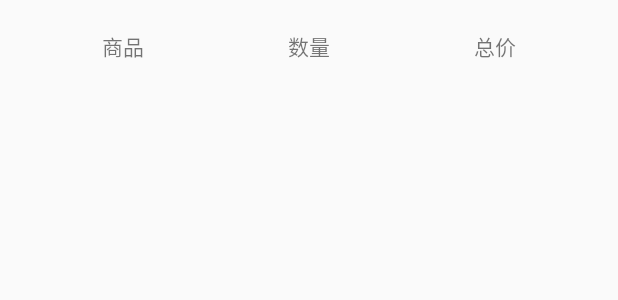
After one commit to suiyi142/FoodOrderMobile, an Android app: the layout item_order_goods.xml on its own in the app's theme, with its tools: preview values and no code run, on a phone screen of 412 x 824 dp. The commit adds this screen. Shown: the top 300 px of the screen. Run offline under Robolectric (Android 15) with nearby library versions, the phone set to English and light mode, and no system bars.

Commit message:
完善查看订单详情

```diff
--- a/app/src/main/java/mobile/fom/com/foodordermobile/constant/FoodOrderConstant.java
+++ b/app/src/main/java/mobile/fom/com/foodordermobile/constant/FoodOrderConstant.java
@@ -42,6 +42,8 @@ public class FoodOrderConstant {
     public static final String B_BUSINESS_REFUSE_ORDER = "BusinessServlet?method=refuse";
     //核销
     public static final String B_BUSINESS_USED_ORDER = "BusinessServlet?method=used";
+    //获取订单条目
+    public static final String B_BUSINESS_GET_ORDER_ITEM = "BusinessServlet?method=getOderItem";
 
     //------------------------用户--------------------------
     //用户登录
@@ -54,4 +56,6 @@ public class FoodOrderConstant {
     public static final String U_FIND_GOODS = "/UserServlet?method=findGoods";
     //提交订单
     public static final String U_COMMIT_ORDER = "/UserServlet?method=sendOrder";
+    //获取用户姓名
+    public static final String U_GET_USER_NAME = "UserServlet?method=findUserById";
 }
--- /dev/null
+++ b/app/src/main/res/layout/item_order_goods.xml
@@ -0,0 +1,34 @@
+<?xml version="1.0" encoding="utf-8"?>
+<LinearLayout xmlns:android="http://schemas.android.com/apk/res/android"
+    android:layout_width="match_parent"
+    android:layout_height="wrap_content"
+    android:padding="20dp"
+    android:weightSum="3">
+
+    <TextView
+        android:id="@+id/tv_item_name"
+        android:layout_width="0dp"
+        android:layout_height="wrap_content"
+        android:layout_weight="1"
+        android:gravity="center"
+        android:text="商品" />
+
+    <TextView
+        android:id="@+id/tv_item_num"
+
+        android:layout_width="0dp"
+        android:layout_height="wrap_content"
+        android:layout_weight="1"
+        android:gravity="center"
+        android:text="数量" />
+
+    <TextView
+        android:id="@+id/tv_item_total"
+        android:layout_width="0dp"
+        android:layout_height="wrap_content"
+        android:layout_weight="1"
+        android:gravity="center"
+        android:text="总价" />
+
+
+</LinearLayout>
```
Also changed, not shown: app/src/main/java/mobile/fom/com/foodordermobile/adapter/OrderGoodsAdapter.java (added, +44 -0 lines), app/src/main/java/mobile/fom/com/foodordermobile/bean/OrderItem.java (added, +62 -0 lines), app/src/main/java/mobile/fom/com/foodordermobile/model/IBusinessModel.java (+16 -0 lines), app/src/main/java/mobile/fom/com/foodordermobile/model/model/BusinessModel.java (+39 -0 lines), app/src/main/java/mobile/fom/com/foodordermobile/presenter/BusinessPresenter.java (+54 -9 lines), app/src/main/java/mobile/fom/com/foodordermobile/view/IOrderView.java (added, +25 -0 lines), app/src/main/java/mobile/fom/com/foodordermobile/view/activity/BusinessOrderActivity.java (+35 -1 lines).
